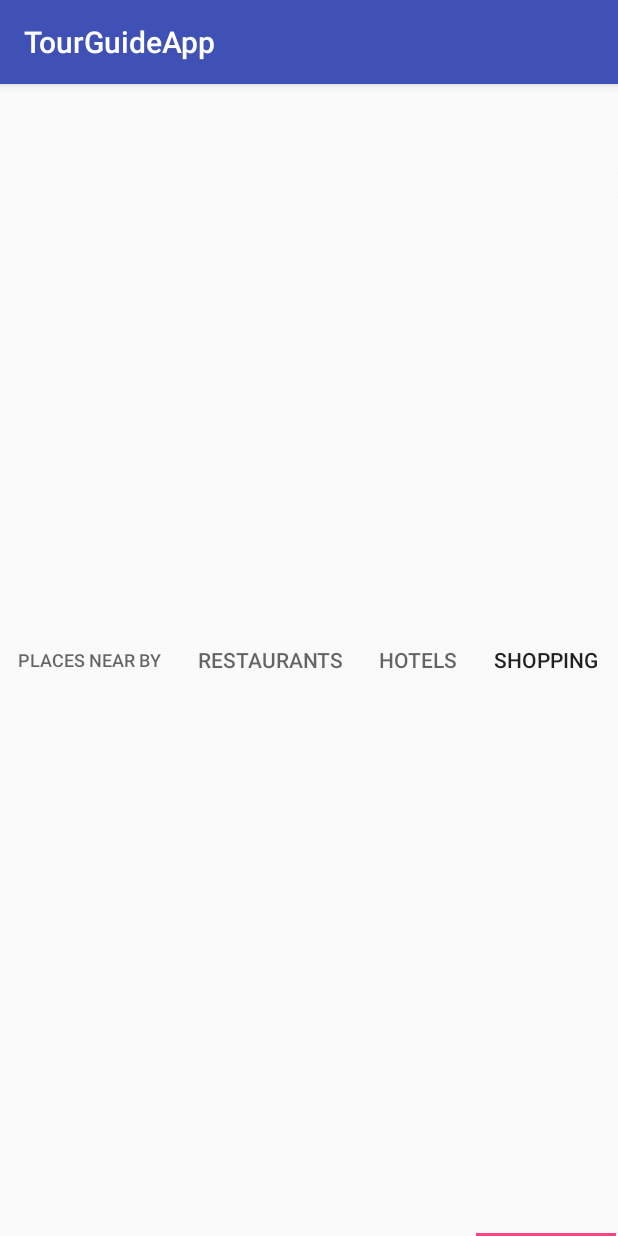
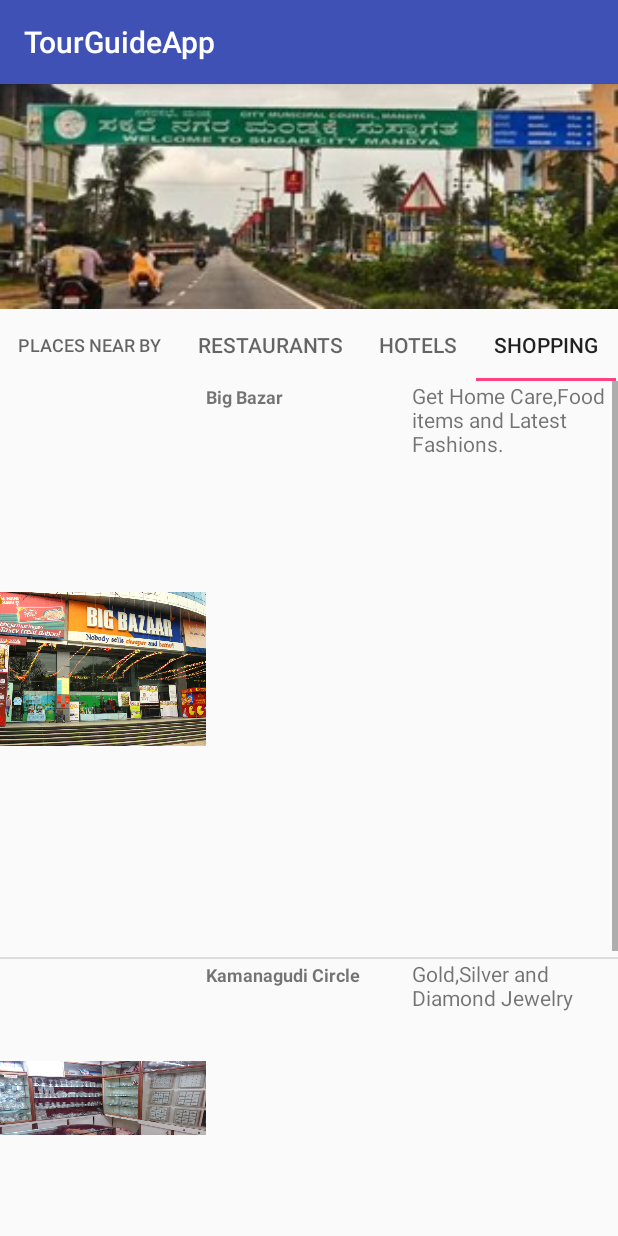
Before and after one commit to samarpithabr/udacity_TourGuide, an Android app: the screen it shows after launch (MainActivity), tab 4 chosen, on a phone screen of 412 x 824 dp. Run offline under Robolectric (Android 15) with nearby library versions, the phone set to English and light mode, and no system bars.

Commit message:
Fragements and Activity

```diff
--- a/app/src/main/AndroidManifest.xml
+++ b/app/src/main/AndroidManifest.xml
@@ -16,10 +16,6 @@
                 <category android:name="android.intent.category.LAUNCHER" />
             </intent-filter>
         </activity>
-        <activity android:name=".KrsActivity" />
-        <activity android:name=".AdichunchangiriActivity" />
-        <activity android:name=".SrirangapatnaActivity" />
-        <activity android:name=".BluffActivity"></activity>
     </application>
 
 </manifest>
--- a/app/src/main/java/com/example/shara/tourguideapp/SampleFragmentPagerAdapter.java
+++ b/app/src/main/java/com/example/shara/tourguideapp/SampleFragmentPagerAdapter.java
@@ -13,9 +13,6 @@ import android.widget.TextView;
 public class SampleFragmentPagerAdapter extends FragmentPagerAdapter {
     final int PAGE_COUNT = 4;
     private Context context;
-
-
-
 
     public SampleFragmentPagerAdapter(FragmentManager fm, Context context) {
         super(fm);
@@ -34,15 +31,10 @@ public class SampleFragmentPagerAdapter extends FragmentPagerAdapter {
         } else if (position == 1) {
             return new BluffFragment();
         } else if (position == 2) {
-            return new AdhiFragment();
-
-        } else if (position == 3) {
             return new SriFragment();
 
-        } else {
-            return null;
-        }
-
+        } else
+            return new AdhiFragment();
     }
 
     @Override
@@ -56,20 +48,5 @@ public class SampleFragmentPagerAdapter extends FragmentPagerAdapter {
         } else
             return context.getString(R.string.shop);
 
-
     }
-
-  /*  public View getTabView(int position) {
-        // Given you have a custom layout in `res/layout/custom_tab.xml` with a TextView and ImageView
-        View v = LayoutInflater.from(context).inflate(R.layout.list, null);
-        ImageView img = (ImageView) v.findViewById(R.id.list_id);
-        img.setImageResource(imageResId[position]);
-        TextView tv = (TextView) v.findViewById(R.id.event_name);
-        tv.setText(tabTitles[position]);
-        TextView tv1 = (TextView) v.findViewById(R.id.restaurant_name);
-
-        return v;
-    }*/
-
-
 }
--- a/app/src/main/java/com/example/shara/tourguideapp/SriFragment.java
+++ b/app/src/main/java/com/example/shara/tourguideapp/SriFragment.java
@@ -37,7 +37,6 @@ public class SriFragment extends Fragment {
         arraylist.add(new Tour(R.drawable.surabi, getString(R.string.sura), getString(R.string.surad)));
         arraylist.add(new Tour(R.drawable.jyothi, getString(R.string.jyothi), getString(R.string.thim)));
         arraylist.add(new Tour(R.drawable.thimdas, getString(R.string.thimms), getString(R.string.jyod)));
-
         TourAdapter adapter = new TourAdapter(rootView.getContext(), arraylist);
         ListView listview = (ListView) rootView.findViewById(R.id.sri_list);
         listview.setAdapter(adapter);
--- a/app/src/main/java/com/example/shara/tourguideapp/Tour.java
+++ b/app/src/main/java/com/example/shara/tourguideapp/Tour.java
@@ -18,7 +18,6 @@ public class Tour {
         return imageid;
     }
 
-
     public String getEventName() {
         return eventName;
     }
--- a/app/src/main/java/com/example/shara/tourguideapp/TourAdapter.java
+++ b/app/src/main/java/com/example/shara/tourguideapp/TourAdapter.java
@@ -21,11 +21,9 @@ public class TourAdapter extends ArrayAdapter<Tour> {
     @Override
     public View getView(int position, @Nullable View convertView, @NonNull ViewGroup parent) {
         View listItemView = convertView;
-        if (convertView == null) {
-
-            LayoutInflater inflater = (LayoutInflater) LayoutInflater
-                    .from(getContext());
-            convertView = inflater.inflate(R.layout.list, parent, false);
+        if (listItemView == null) {
+            listItemView = LayoutInflater.from(getContext()).inflate(
+                    R.layout.list, parent, false);
         }
         Tour currentmusic = getItem(position);
         ImageView iconView = (ImageView) listItemView.findViewById(R.id.list_id);
@@ -35,7 +33,5 @@ public class TourAdapter extends ArrayAdapter<Tour> {
         TextView nameTextView = (TextView) listItemView.findViewById(R.id.restaurant_name);
         nameTextView.setText(currentmusic.getRestName());
         return listItemView;
-
-
     }
 }
--- a/app/src/main/java/com/example/shara/tourguideapp/krsFragment.java
+++ b/app/src/main/java/com/example/shara/tourguideapp/krsFragment.java
@@ -31,8 +31,6 @@ public class krsFragment extends Fragment {
     }
 
 
-
-
     @Override
     public View onCreateView(@NonNull LayoutInflater inflater, ViewGroup container,
                              Bundle savedInstanceState) {
@@ -45,8 +43,8 @@ public class krsFragment extends Fragment {
         arraylist.add(new Tour(R.drawable.brund, getString(R.string.bru), getString(R.string.brund)));
         arraylist.add(new Tour(R.drawable.bluff, getString(R.string.gagan), getString(R.string.bird)));
 
-        TourAdapter adapter = new TourAdapter(rootView.getContext(),arraylist);
-        ListView listview =  rootView.findViewById(R.id.Krs_list);
+        TourAdapter adapter = new TourAdapter(getActivity(), arraylist);
+        ListView listview = rootView.findViewById(R.id.Krs_list);
         listview.setAdapter(adapter);
         return rootView;
 
--- a/app/src/main/res/layout/activity_adichunchangiri.xml
+++ b/app/src/main/res/layout/activity_adichunchangiri.xml
@@ -4,6 +4,5 @@
     android:id="@+id/Adhi_list"
     android:layout_width="match_parent"
     android:layout_height="match_parent"
-    android:orientation="vertical"
-    tools:context=".AdichunchangiriActivity">
+    android:orientation="vertical">
 </ListView>
--- a/app/src/main/res/layout/activity_bluff.xml
+++ b/app/src/main/res/layout/activity_bluff.xml
@@ -4,6 +4,5 @@
     android:id="@+id/Bluff_list"
     android:orientation="vertical"
     android:layout_width="match_parent"
-    android:layout_height="match_parent"
-    tools:context=".KrsActivity">
+    android:layout_height="match_parent">
 </ListView>
--- a/app/src/main/res/layout/activity_main.xml
+++ b/app/src/main/res/layout/activity_main.xml
@@ -4,50 +4,22 @@
     xmlns:tools="http://schemas.android.com/tools"
     android:layout_width="match_parent"
     android:layout_height="match_parent"
-    android:orientation="horizontal"
+    android:orientation="vertical"
     tools:context=".MainActivity">
+    <TextView
+        android:layout_width="match_parent"
+        android:layout_height="150dp"
+        android:background="@drawable/man"/>
 
     <android.support.design.widget.TabLayout
         android:id="@+id/sliding_tabs"
         android:layout_width="wrap_content"
-        android:layout_height="match_parent"
-
+        android:layout_height="wrap_content"
         app:tabMode="fixed" />
 
     <android.support.v4.view.ViewPager
         android:layout_width="wrap_content"
-        android:layout_height="0dp"
+        android:layout_height="wrap_content"
         android:id="@+id/viewpager"
-        android:layout_weight="1"
         android:visibility="visible" />
-
-    <TextView
-        android:id="@+id/krs_textview"
-        android:layout_width="match_parent"
-        android:layout_height="98dp"
-        android:layout_weight="1"
-        android:text="@string/Places" />
-
-    <TextView
-        android:id="@+id/rest_textview"
-        android:layout_width="match_parent"
-        android:layout_height="98dp"
-        android:layout_weight="1"
-        android:text="@string/rest" />
-
-    <TextView
-        android:id="@+id/Hotel_textview"
-        android:layout_width="match_parent"
-        android:layout_height="wrap_content"
-        android:layout_weight="1"
-              android:text="@string/hot" />
-
-    <TextView
-        android:id="@+id/Shop_textview"
-        android:layout_width="match_parent"
-        android:layout_height="95dp"
-        android:layout_weight="1"
-               android:text="@string/shop" />
-
-
-</LinearLayout>
+    </LinearLayout>
--- a/app/src/main/res/layout/activity_srirangapatna.xml
+++ b/app/src/main/res/layout/activity_srirangapatna.xml
@@ -4,6 +4,5 @@
     android:id="@+id/sri_list"
     android:orientation="vertical"
     android:layout_width="match_parent"
-    android:layout_height="match_parent"
-    tools:context=".SrirangapatnaActivity">
+    android:layout_height="match_parent">
 </ListView>
--- a/app/src/main/res/values/strings.xml
+++ b/app/src/main/res/values/strings.xml
@@ -22,15 +22,15 @@
     <string name="guru">Gururaja Continental</string>
     <string name="gurud">Non -Vegetarian</string>
     <string name="krsd">Krishna Raja Sagara Dam</string>
-    <string name="krs">The dam was built across river Cauvery in 1924. It is the main source of water for the districts of Mysore[citation needed]. The water is used for irrigation in Mysore and Mandya and it is the main source of drinking water for all of Mysore, Mandya and almost the whole of Bengaluru city, the capital of the state of Karnataka. The water released from this dam flows into the state of Tamil Nadu, and is stored in Mettur dam in the Salem district.</string>
+    <string name="krs">The dam was built across river Cauvery in 1924. It is the main source of water for the districts of Mysore. The water is used for irrigation in Mysore and Mandya and it is the main source of drinking water for all of Mysore, Mandya and almost the whole of Bengaluru city, the capital of the state of Karnataka.</string>
     <string name="rangan">Ranganathittu Bird Sanctuary</string>
-    <string name="rangand">Roughly 170 bird species[9] have been recorded here.The sanctuary attracted about 3 lakh visitors during 2016–17, which shows its notability as important bird sanctuary of India.It is the largest bird sanctuary in the state,[2] only 40 acres (16 ha) in area,[3] and comprises six islets on the banks of the Kaveri river.</string>
-    <string name="brund">The work on laying out this garden was started in the year 1927 and completed in 1932.[2][3] Visited by close to 2 million tourists per year, the garden is one of the major attractions of Srirangapatna.The main attraction of the park is the musical fountain in which bursts of water are synchronised to the music of songs.</string>
+    <string name="rangand">Roughly 170 bird species[9] have been recorded here.The sanctuary attracted about 3 lakh visitors during 2016–17, which shows its notability as important bird sanctuary of India.It is the largest bird sanctuary in the state,[2] only 40 acres (16 ha) in area,[3] .</string>
+    <string name="brund">The work on laying out this garden was started in the year 1927 and completed in 1932.[2][3] Visited by close to 2 million tourists per year, the garden is one of the major attractions of Srirangapatna.</string>
     <string name="bru">Brundavan Gardens</string>
     <string name="gagan">Gaganachukki Falls View Point</string>
-    <string name="bird">On the way to the waterfalls is located Bluff. Eastern Asia’s first, power generating station set up by the Dewan of Mysore in 1902 and meant to supply power to the Kolar Gold Fields nearly 200 km away. The area is called \'Bluff\' after the 1 37.1 6 metres bluff which facilitated the laying of hydraulic pipes for feeding the turbines at the generating station.</string>
+    <string name="bird">On the way to the waterfalls is located Bluff. Eastern Asia’s first, power generating station set up by the Dewan of Mysore in 1902 and meant to supply power to the Kolar Gold Fields nearly 200 km away. </string>
     <string name="sura">Hotel Surabhi</string>
-    <string name="surad">Set in Mandya, Hotel Surabi provides air-conditioned rooms with free WiFi. Featuring a 24-hour front desk, this property also provides guests with a restaurant.</string>
+    <string name="surad">Hotel Surabi provides air-conditioned rooms with free WiFi. Featuring a 24-hour front desk, this property also provides guests with a restaurant.</string>
     <string name="jyothi">Hotel Jyothi International</string>
     <string name="thim">Hotel Jyothi international is offering accommodation in Kommārahalli. Boasting a 24-hour front desk, this property also provides guests with a restaurant.</string>
     <string name="jyod">Hotel Thimmadas Residency is offering accommodation in Maddūr. This 1-star hotel offers a 24-hour front desk and free WiFi. The tour desk is available to assist guests in planning their days out.</string>
```
Also changed, not shown: app/src/main/java/com/example/shara/tourguideapp/AdichunchangiriActivity.java (deleted, +0 -16 lines), app/src/main/java/com/example/shara/tourguideapp/BluffActivity.java (deleted, +0 -16 lines), app/src/main/java/com/example/shara/tourguideapp/KrsActivity.java (deleted, +0 -16 lines), app/src/main/java/com/example/shara/tourguideapp/MainActivity.java (+2 -6 lines), app/src/main/java/com/example/shara/tourguideapp/SrirangapatnaActivity.java (deleted, +0 -22 lines), app/src/main/res/layout/activity_krs.xml (+1 -6 lines), app/src/main/res/layout/list.xml (+6 -13 lines).
